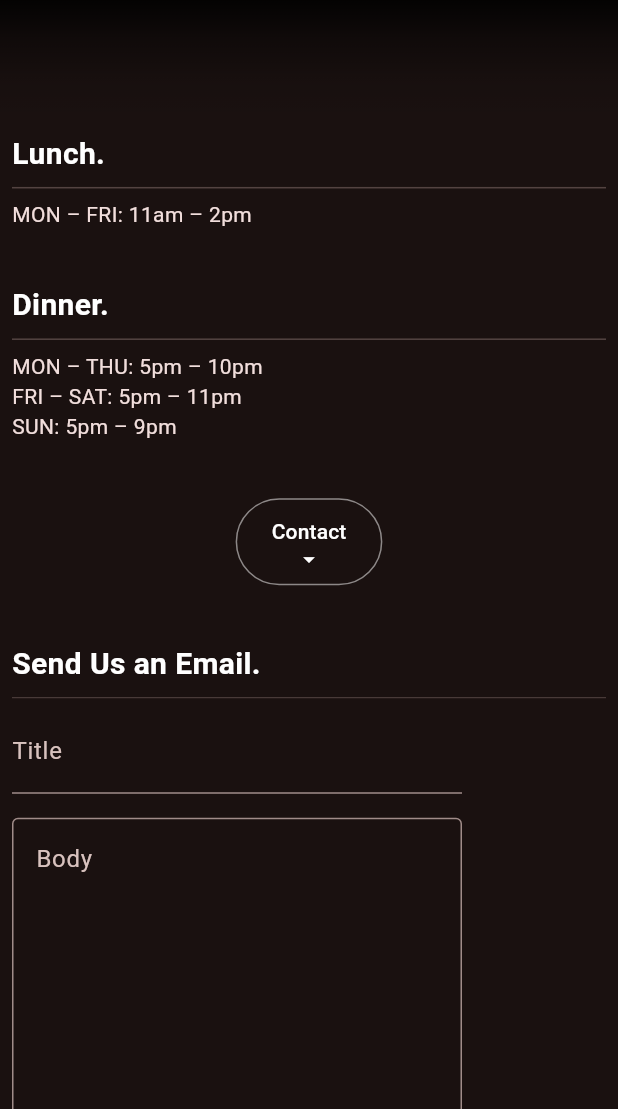
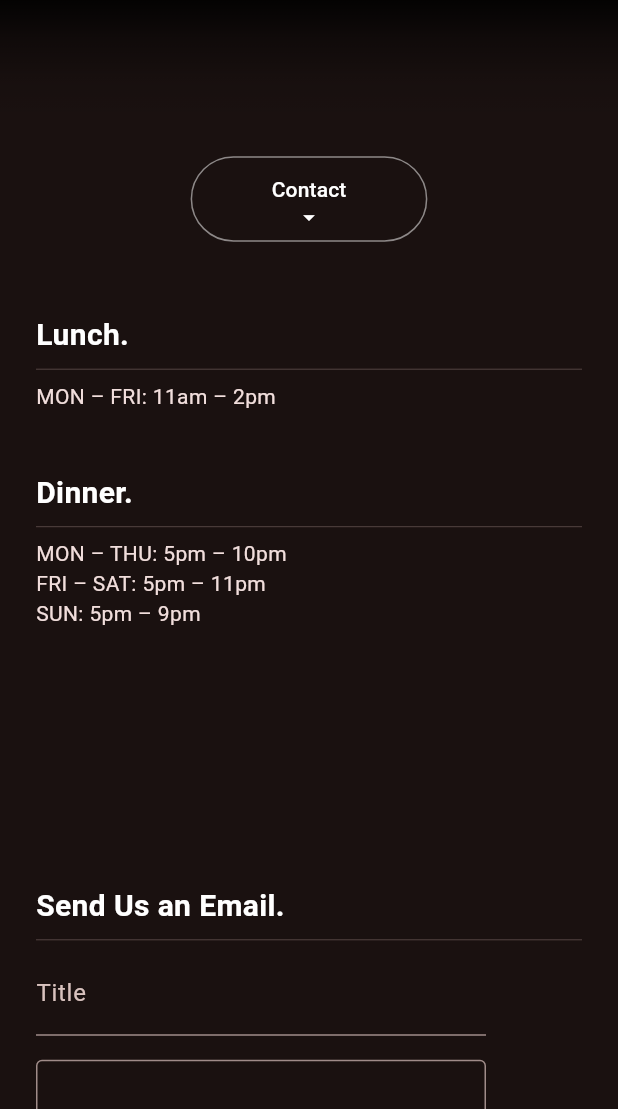
Before and after one commit to 421yet/kampai_webpage, a Flutter app: the screen it shows after launch, in the side drawer, after a tap on "Hours & Contact", on a phone screen of 412 x 824 dp, the part 127-1236 px from its top. Run offline on Flutter 3.47's test engine with Material 3 defaults, Android fonts, the phone set to English and light mode, and no system bars; our stand-ins replace flutter_svg, google_fonts; missing offline and left inert: amplify_flutter; generated files the repository leaves out were written again; Roboto replaces fonts that are missing (Prata).

Commit message:
v1.3.2 Scaling and Overflow Fix

```diff
--- a/lib/src/appbar/bodyfulsliverappbar.dart
+++ b/lib/src/appbar/bodyfulsliverappbar.dart
@@ -31,10 +31,14 @@ class BodyfulSliverAppBar {
             color: Colors.black,
           ),
           child: Padding(
-            padding: const EdgeInsets.only(top: 16),
+            padding: const EdgeInsets.only(top: 24),
             child: Column(
               mainAxisAlignment: MainAxisAlignment.center,
               children: <Widget>[
+                Text(
+                  'Kampai Sushi Bar',
+                  style: GoogleFonts.prata(fontSize: 24),
+                ),
                 Padding(
                   padding: const EdgeInsets.all(16),
                   child: Flex(
@@ -125,12 +129,8 @@ class BodyfulSliverAppBar {
                   padding: const EdgeInsets.all(8.0),
                   child: Column(
                     children: <Widget>[
-                      Text(
-                        'Kampai Sushi Bar',
-                        style: GoogleFonts.prata(fontSize: 24),
-                      ),
                       Padding(
-                        padding: const EdgeInsets.only(top: 8, bottom: 20),
+                        padding: const EdgeInsets.only(bottom: 20),
                         child: Column(
                           mainAxisSize: MainAxisSize.min,
                           children: [
--- a/lib/src/contact/contact.dart
+++ b/lib/src/contact/contact.dart
@@ -56,22 +56,47 @@ class _ContactState extends State<Contact> {
         controller: controller,
         slivers: BodyfulSliverAppBar.build(
           context,
+          Column(
+            children: [
+              Padding(
+                padding: const EdgeInsets.all(24),
+                child: OutlinedButton(
+                  style: OutlinedButton.styleFrom(
+                      foregroundColor: Colors.white,
+                      side: BorderSide(color: Colors.white.withOpacity(.5))),
+                  child: const Padding(
+                    padding: EdgeInsets.only(
+                      top: 12,
+                      bottom: 7,
+                      left: 30,
+                      right: 30,
+                    ),
+                    child: Column(
+                      mainAxisSize: MainAxisSize.min,
+                      children: <Widget>[
+                        Text('Contact'),
+                        Icon(Icons.arrow_drop_down_sharp),
+                      ],
+                    ),
+                  ),
+                  onPressed: () =>
+                      controller.jumpTo(controller.position.maxScrollExtent),
+                ),
+              ),
               Flex(
-            direction: deviceHeight(context) > deviceWidth(context)
+                direction: deviceWidth(context) < 500
                     ? Axis.vertical
                     : Axis.horizontal,
-            mainAxisAlignment: MainAxisAlignment.spaceEvenly,
-            crossAxisAlignment: CrossAxisAlignment.start,
+                mainAxisAlignment: MainAxisAlignment.center,
+                crossAxisAlignment: CrossAxisAlignment.center,
                 children: <Widget>[
                   /// Column of hours
+                  Padding(
+                    padding: const EdgeInsets.all(24),
+                    child: Column(
+                      crossAxisAlignment: CrossAxisAlignment.center,
+                      children: <Widget>[
                         Column(
-                mainAxisSize: MainAxisSize.min,
-                mainAxisAlignment: MainAxisAlignment.start,
-                children: <Widget>[
-                  Padding(
-                    padding: const EdgeInsets.all(8.0),
-                    child: Column(
-                      mainAxisSize: MainAxisSize.min,
                           crossAxisAlignment: CrossAxisAlignment.start,
                           children: [
                             Text(
@@ -82,21 +107,9 @@ class _ContactState extends State<Contact> {
                                 color: Colors.white,
                               ),
                             ),
-                        const Divider(),
-                        const Text('MON – FRI: 11am – 2pm')
-                      ],
-                    ),
-                  ),
-                  const SizedBox(
-                    height: 20,
-                  ),
-                  Padding(
-                    padding: const EdgeInsets.all(8.0),
-                    child: Column(
-                      mainAxisSize: MainAxisSize.min,
-                      mainAxisAlignment: MainAxisAlignment.start,
-                      crossAxisAlignment: CrossAxisAlignment.start,
-                      children: [
+                            const Divider(thickness: 0),
+                            const Text('MON – FRI: 11am – 2pm'),
+                            const SizedBox(height: 40),
                             Text(
                               'Dinner.',
                               style: GoogleFonts.prata(
@@ -105,45 +118,28 @@ class _ContactState extends State<Contact> {
                                 color: Colors.white,
                               ),
                             ),
-                        const Divider(),
+                            const Divider(thickness: 0),
                             const Text('MON – THU: 5pm – 10pm'),
                             const Text('FRI – SAT: 5pm – 11pm'),
                             const Text('SUN: 5pm – 9pm'),
+                            const SizedBox(height: 40),
+                          ],
+                        ),
                       ],
                     ),
                   ),
-                  Padding(
-                    padding: const EdgeInsets.all(30),
-                    child: OutlinedButton(
-                      style: OutlinedButton.styleFrom(
-                          foregroundColor: Colors.white,
-                          side:
-                              BorderSide(color: Colors.white.withOpacity(.5))),
-                      child: const Padding(
-                        padding: EdgeInsets.only(top: 12, bottom: 8),
-                        child: Column(
-                          mainAxisSize: MainAxisSize.min,
-                          children: <Widget>[
-                            Text('Contact'),
-                            Icon(Icons.arrow_drop_down_sharp),
-                          ],
-                        ),
-                      ),
-                      onPressed: () => controller
-                          .jumpTo(controller.position.maxScrollExtent),
-                    ),
-                  )
-                ],
+
+                  SizedBox(
+                    width: deviceWidth(context) / 10,
+                    height: deviceHeight(context) / 10,
                   ),
 
                   /// email column
                   Padding(
-                padding: const EdgeInsets.all(8.0),
+                    padding: const EdgeInsets.all(24),
                     child: Form(
                       key: _formKey,
                       child: Column(
-                    mainAxisSize: MainAxisSize.min,
-                    mainAxisAlignment: MainAxisAlignment.start,
                         crossAxisAlignment: CrossAxisAlignment.start,
                         children: <Widget>[
                           Text(
@@ -155,8 +151,12 @@ class _ContactState extends State<Contact> {
                             ),
                           ),
                           const Divider(thickness: 0),
-                      // const Text('kampai4949stl@gmail.com'),
                           SizedBox(
+                            /// TODO textInputController might need some touches:
+                            /// when on mobile web, when editing text,
+                            /// when screen is displaying fields on its lower half-ish
+                            /// the keyboard has a big box above it covering most,
+                            /// the box seems to scale with where the scroll is
                             width: 300,
                             child: TextFormField(
                               decoration: const InputDecoration(
@@ -172,26 +172,6 @@ class _ContactState extends State<Contact> {
                               },
                             ),
                           ),
-                      // SizedBox(
-                      //   width: 300,
-                      //   child: TextFormField(
-                      //     decoration: const InputDecoration(
-                      //       labelText: 'Your Email',
-                      //     ),
-                      //     validator: (String? value) {
-                      //       if (value != null) {
-                      //         RegExp exp = RegExp(
-                      //             // very long regex for validating emails
-                      //             r'''(?:[a-z0-9!#$%&'*+/=?^_`{|}~-]+(?:\.[a-z0-9!#$%&'*+/=?^_`{|}~-]+)*|"(?:[\x01-\x08\x0b\x0c\x0e-\x1f\x21\x23-\x5b\x5d-\x7f]|\\[\x01-\x09\x0b\x0c\x0e-\x7f])*")@(?:(?:[a-z0-9](?:[a-z0-9-]*[a-z0-9])?\.)+[a-z0-9](?:[a-z0-9-]*[a-z0-9])?|\[(?:(?:(2(5[0-5]|[0-4][0-9])|1[0-9][0-9]|[1-9]?[0-9]))\.){3}(?:(2(5[0-5]|[0-4][0-9])|1[0-9][0-9]|[1-9]?[0-9])|[a-z0-9-]*[a-z0-9]:(?:[\x01-\x08\x0b\x0c\x0e-\x1f\x21-\x5a\x53-\x7f]|\\[\x01-\x09\x0b\x0c\x0e-\x7f])+)\])''');
-                      //         return (exp.hasMatch(value))
-                      //             ? null
-                      //             : 'Invalid address';
-                      //       } else {
-                      //         return null;
-                      //       }
-                      //     },
-                      //   ),
-                      // ),
                           Padding(
                             padding: const EdgeInsets.only(top: 16),
                             child: SizedBox(
@@ -200,8 +180,6 @@ class _ContactState extends State<Contact> {
                                   minLines: 7,
                                   maxLines: null,
                                   decoration: const InputDecoration(
-                                labelText: 'Body',
-                                alignLabelWithHint: true,
                                     border: OutlineInputBorder(),
                                   ),
                                   validator: (String? value) {
@@ -218,7 +196,8 @@ class _ContactState extends State<Contact> {
                             padding: const EdgeInsets.only(top: 16),
                             child: ElevatedButton(
                               style: ElevatedButton.styleFrom(
-                              backgroundColor: Colors.white.withOpacity(.75)),
+                                  backgroundColor:
+                                      Colors.white.withOpacity(.75)),
                               child: const Padding(
                                 padding: EdgeInsets.all(8.0),
                                 child: Text('Send',
@@ -243,6 +222,8 @@ class _ContactState extends State<Contact> {
                   ),
                 ],
               ),
+            ],
+          ),
         ),
       ),
     );
--- a/lib/src/drawer/kampai_drawer.dart
+++ b/lib/src/drawer/kampai_drawer.dart
@@ -10,6 +10,7 @@ class KampaiDrawer {
   KampaiDrawer(this.context);
 
   Drawer builder() {
+    /// TODO (low) I want to make it less wide but I need to wrap it in a sized box/container
     return Drawer(
       elevation: 10,
       child: Column(
@@ -115,7 +116,7 @@ class KampaiDrawer {
                 mainAxisSize: MainAxisSize.min,
                 crossAxisAlignment: CrossAxisAlignment.end,
                 children: [
-                  Text('More stuff coming soon.'),
+                  Text('More stuff coming soon'),
                   Row(
                     mainAxisSize: MainAxisSize.min,
                     children: [
@@ -124,7 +125,7 @@ class KampaiDrawer {
                       Text('.'),
                     ],
                   ),
-                  Text('v 1.3.1'),
+                  Text('v1.3.2'), // leave out the space bar
                 ],
               ),
             ),
--- a/lib/src/home/home.dart
+++ b/lib/src/home/home.dart
@@ -33,7 +33,9 @@ class Home extends StatelessWidget {
               context,
               SizedBox(
                 width: deviceWidth(context),
-                height: deviceHeight(context) * 4 / 5,
+                height: (deviceHeight(context) > 500)
+                    ? deviceHeight(context) * 4 / 5
+                    : null,
                 child: Column(
                   mainAxisAlignment: MainAxisAlignment.center,
                   children: <Widget>[
```
Also changed, not shown: 3 other files. Lines whose indentation alone changed are shown as unchanged.
